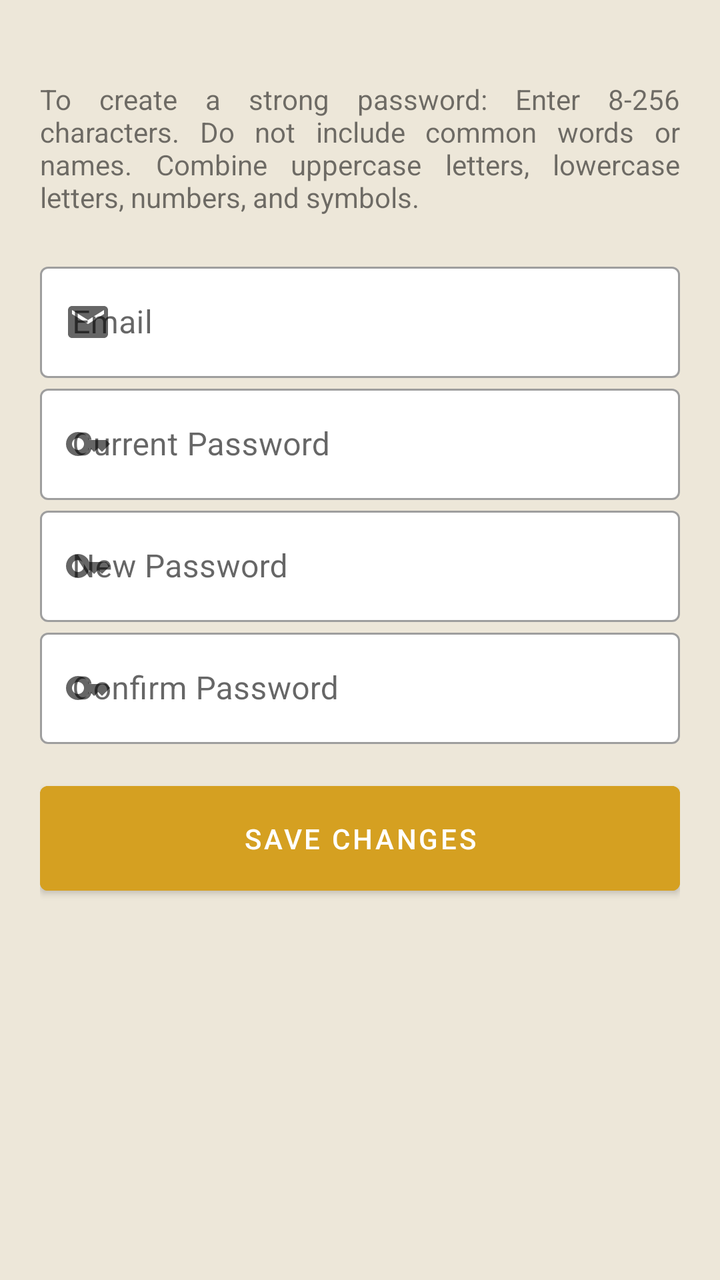
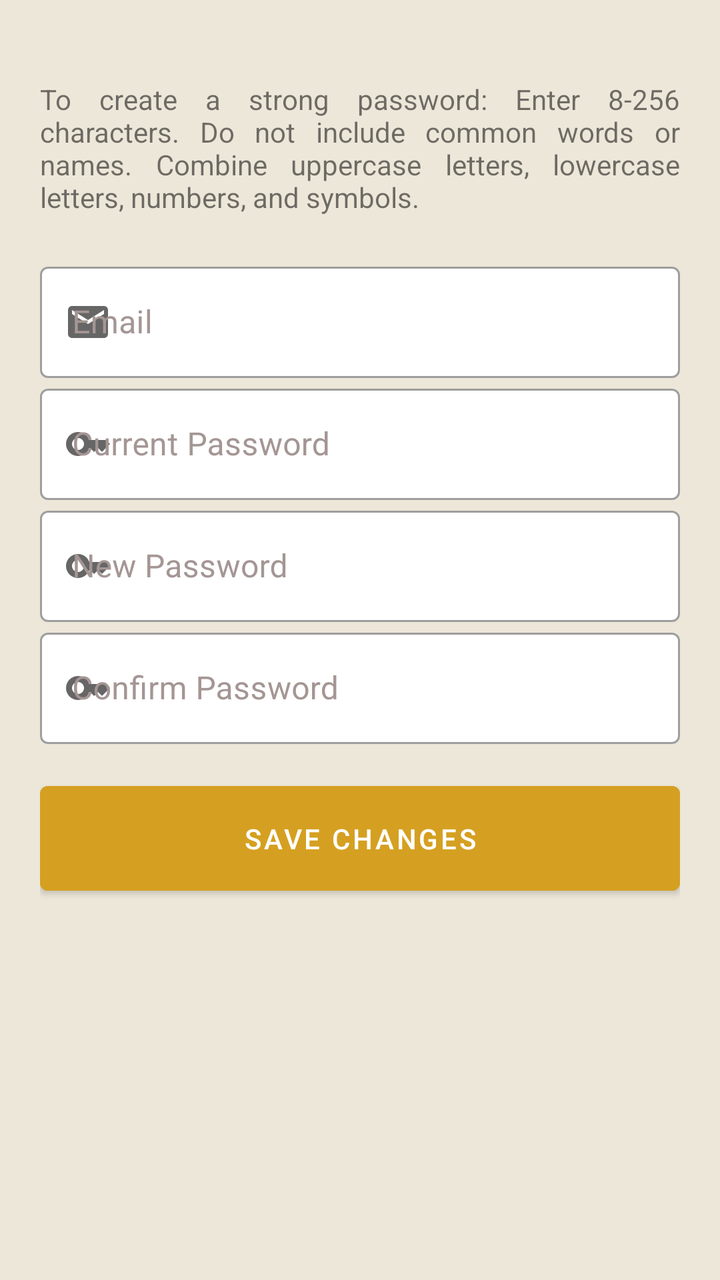

The first picture is an Android layout as it rendered before a commit; the second is the same layout after the commit. The layout source and the unified diff follow.
<!-- AndroidManifest.xml: application theme Theme.ShuttlePassDriver -->
<!-- res/layout/activity_change_password.xml -->
<?xml version="1.0" encoding="utf-8"?>
<LinearLayout xmlns:android="http://schemas.android.com/apk/res/android"
    xmlns:app="http://schemas.android.com/apk/res-auto"
    xmlns:tools="http://schemas.android.com/tools"
    android:layout_width="match_parent"
    android:layout_height="match_parent"
    tools:context=".ChangePassword"
    android:orientation="vertical"
    android:background="@color/alabaster">

    <LinearLayout
        android:layout_width="match_parent"
        android:layout_height="match_parent"
        android:orientation="vertical"
        android:layout_marginHorizontal="20dp"
        android:layout_marginVertical="20dp"
     >
        <TextView
            android:layout_width="match_parent"
            android:layout_height="wrap_content"
            android:text="To create a strong password: Enter 8-256 characters. Do not include common words or names. Combine uppercase letters, lowercase letters, numbers, and symbols."
            android:justificationMode="inter_word"
            android:layout_marginVertical="20dp"/>

        <com.google.android.material.textfield.TextInputLayout
            android:id="@+id/email"
            style="@style/Widget.MaterialComponents.TextInputLayout.OutlinedBox"
            android:layout_width="match_parent"
            android:layout_height="wrap_content"
            app:startIconDrawable="@drawable/email"
            app:boxBackgroundColor="@color/white">

            <com.google.android.material.textfield.TextInputEditText
                android:layout_width="match_parent"
                android:layout_height="wrap_content"
                android:inputType="textEmailAddress"
                android:hint="Email"
                android:enabled="false"
                android:textColor="@color/taupe"/>
        </com.google.android.material.textfield.TextInputLayout>

        <com.google.android.material.textfield.TextInputLayout
            android:id="@+id/old_pass"
            style="@style/Widget.MaterialComponents.TextInputLayout.OutlinedBox"
            android:layout_width="match_parent"
            android:layout_height="wrap_content"
            app:startIconDrawable="@drawable/password"
            app:boxBackgroundColor="@color/white">

            <com.google.android.material.textfield.TextInputEditText
                android:layout_width="match_parent"
                android:layout_height="wrap_content"
                android:inputType="textPassword"
                android:hint="Current Password"
                android:textColor="@color/taupe"/>
        </com.google.android.material.textfield.TextInputLayout>

        <com.google.android.material.textfield.TextInputLayout
            android:id="@+id/new_pass"
            style="@style/Widget.MaterialComponents.TextInputLayout.OutlinedBox"
            android:layout_width="match_parent"
            android:layout_height="wrap_content"
            app:startIconDrawable="@drawable/password"
            app:boxBackgroundColor="@color/white">

            <com.google.android.material.textfield.TextInputEditText
                android:layout_width="match_parent"
                android:layout_height="wrap_content"
                android:inputType="textPassword"
                android:hint="New Password"
                android:textColor="@color/taupe"/>
        </com.google.android.material.textfield.TextInputLayout>

        <com.google.android.material.textfield.TextInputLayout
            android:id="@+id/confirm_pass"
            style="@style/Widget.MaterialComponents.TextInputLayout.OutlinedBox"
            android:layout_width="match_parent"
            android:layout_height="wrap_content"
            app:startIconDrawable="@drawable/password"
            app:boxBackgroundColor="@color/white">

            <com.google.android.material.textfield.TextInputEditText
                android:layout_width="match_parent"
                android:layout_height="wrap_content"
                android:inputType="textPassword"
                android:hint="Confirm Password"
                android:textColor="@color/taupe"/>
        </com.google.android.material.textfield.TextInputLayout>

        <Button
            android:id="@+id/save_changes"
            android:layout_width="match_parent"
            android:layout_height="wrap_content"
            android:layout_marginTop="45px"
            android:paddingVertical="50px"
            android:backgroundTint="@color/goldenrod"
            android:text="Save Changes"
            />

    </LinearLayout>


</LinearLayout>
<!-- resources referenced by this layout -->
<resources>
  <color name="alabaster">#EDE7D9</color>
  <color name="goldenrod">#D5A021</color>
  <color name="taupe">#4B4237</color>
  <color name="white">#FFFFFFFF</color>
  <!-- drawable email (drawable) -->
  <vector android:height="24dp" android:tint="#000000"
      android:viewportHeight="24" android:viewportWidth="24"
      android:width="24dp" xmlns:android="http://schemas.android.com/apk/res/android">
      <path android:fillColor="@android:color/white" android:pathData="M20,4L4,4c-1.1,0 -1.99,0.9 -1.99,2L2,18c0,1.1 0.9,2 2,2h16c1.1,0 2,-0.9 2,-2L22,6c0,-1.1 -0.9,-2 -2,-2zM20,8l-8,5 -8,-5L4,6l8,5 8,-5v2z"/>
  </vector>
  <!-- drawable password (drawable) -->
  <vector android:height="24dp" android:tint="#000000"
      android:viewportHeight="24" android:viewportWidth="24"
      android:width="24dp" xmlns:android="http://schemas.android.com/apk/res/android">
      <path android:fillColor="@android:color/white" android:pathData="M21,10h-8.35C11.83,7.67 9.61,6 7,6c-3.31,0 -6,2.69 -6,6s2.69,6 6,6c2.61,0 4.83,-1.67 5.65,-4H13l2,2l2,-2l2,2l4,-4.04L21,10zM7,15c-1.65,0 -3,-1.35 -3,-3c0,-1.65 1.35,-3 3,-3s3,1.35 3,3C10,13.65 8.65,15 7,15z"/>
  </vector>
  <style name="Theme.ShuttlePassDriver" parent="Theme.MaterialComponents.Light.NoActionBar">
          
          <item name="colorPrimary">@color/black</item>
          <item name="colorPrimaryVariant">@color/grey</item>
          <item name="colorOnPrimary">@color/white</item>
          
          <item name="colorSecondary">@color/teal_200</item>
          <item name="colorSecondaryVariant">@color/teal_700</item>
          <item name="colorOnSecondary">@color/black</item>
          
          <item name="android:statusBarColor">?attr/colorPrimaryVariant</item>
          
  
      </style>
  <color name="black">#FF000000</color>
  <color name="grey">#FF808080</color>
  <color name="teal_200">#FF03DAC5</color>
  <color name="teal_700">#FF018786</color>
</resources>

<!-- the commit's change to res/layout/activity_change_password.xml (unified diff, before → after) -->
@@ -28,7 +28,8 @@
             android:layout_width="match_parent"
             android:layout_height="wrap_content"
             app:startIconDrawable="@drawable/email"
-            app:boxBackgroundColor="@color/white">
+            app:boxBackgroundColor="@color/white"
+            android:textColorHint="@color/taupe_gray">
 
             <com.google.android.material.textfield.TextInputEditText
                 android:layout_width="match_parent"
@@ -45,7 +46,8 @@
             android:layout_width="match_parent"
             android:layout_height="wrap_content"
             app:startIconDrawable="@drawable/password"
-            app:boxBackgroundColor="@color/white">
+            app:boxBackgroundColor="@color/white"
+            android:textColorHint="@color/taupe_gray">
 
             <com.google.android.material.textfield.TextInputEditText
                 android:layout_width="match_parent"
@@ -61,7 +63,8 @@
             android:layout_width="match_parent"
             android:layout_height="wrap_content"
             app:startIconDrawable="@drawable/password"
-            app:boxBackgroundColor="@color/white">
+            app:boxBackgroundColor="@color/white"
+            android:textColorHint="@color/taupe_gray">
 
             <com.google.android.material.textfield.TextInputEditText
                 android:layout_width="match_parent"
@@ -77,7 +80,9 @@
             android:layout_width="match_parent"
             android:layout_height="wrap_content"
             app:startIconDrawable="@drawable/password"
-            app:boxBackgroundColor="@color/white">
+            app:boxBackgroundColor="@color/white"
+            android:textColorHint="@color/taupe_gray"
+            >
 
             <com.google.android.material.textfield.TextInputEditText
                 android:layout_width="match_parent"
<!-- resource entries referenced after the edit -->
@@ -3,6 +3,7 @@
   <color name="alabaster">#EDE7D9</color>
   <color name="goldenrod">#D5A021</color>
   <color name="taupe">#4B4237</color>
+  <color name="taupe_gray">#A49694</color>
   <color name="white">#FFFFFFFF</color>
   <!-- drawable email (drawable) -->
   <vector android:height="24dp" android:tint="#000000"
